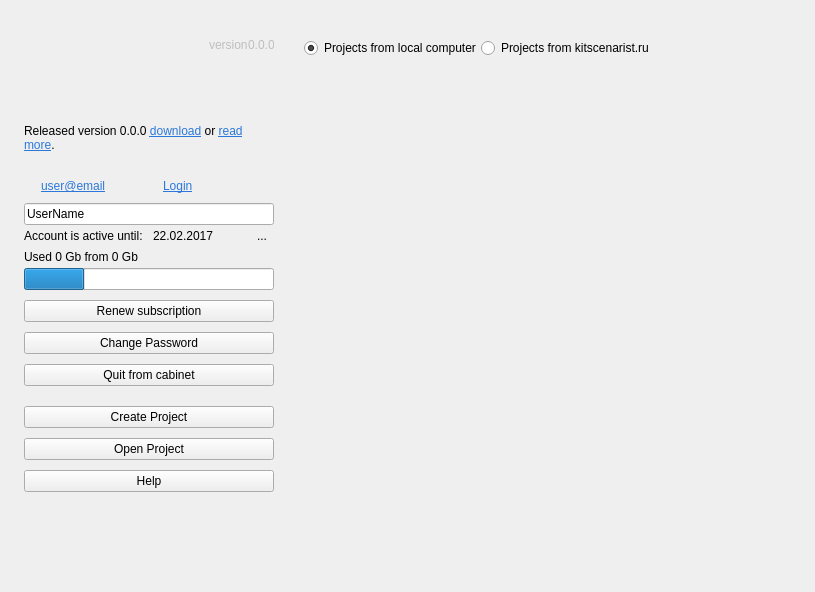
The window that src/bin/scenarist-desktop/UserInterfaceLayer/StartUp/StartUpView.ui (dimkanovikov/KITScenarist) describes before a commit, drawn with Qt 5.
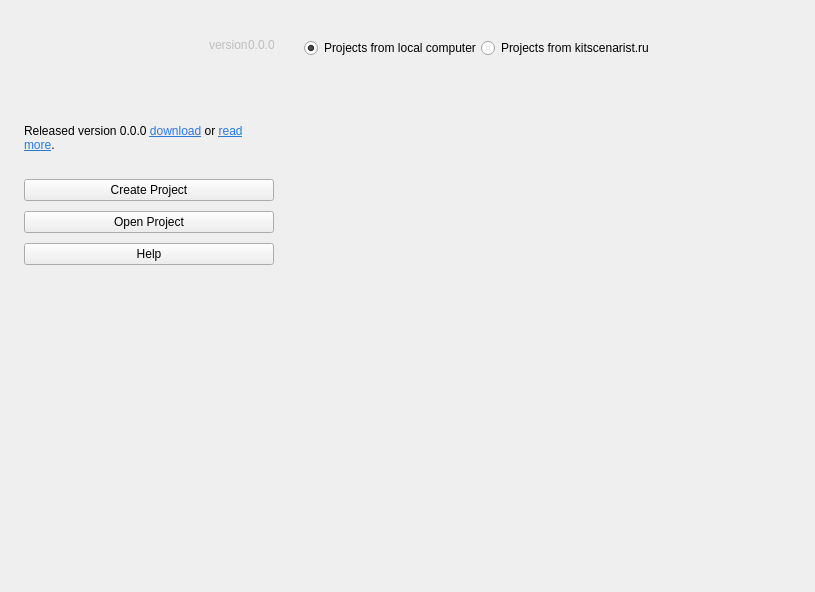
The same window after the commit. Icons and pictures are not drawn. Custom widgets are drawn as their Qt base class.

Commit message: Finally implemented material style menu #124

```diff
--- a/src/bin/scenarist-desktop/UserInterfaceLayer/StartUp/StartUpView.ui
+++ b/src/bin/scenarist-desktop/UserInterfaceLayer/StartUp/StartUpView.ui
@@ -178,280 +178,6 @@
           <property name="verticalSpacing">
            <number>10</number>
           </property>
-          <item row="2" column="0" colspan="2">
-           <widget class="QFrame" name="cabinetFrame">
-            <property name="minimumSize">
-             <size>
-              <width>0</width>
-              <height>0</height>
-             </size>
-            </property>
-            <property name="frameShape">
-             <enum>QFrame::NoFrame</enum>
-            </property>
-            <property name="frameShadow">
-             <enum>QFrame::Raised</enum>
-            </property>
-            <layout class="QVBoxLayout" name="verticalLayout_4">
-             <property name="spacing">
-              <number>10</number>
-             </property>
-             <property name="leftMargin">
-              <number>0</number>
-             </property>
-             <property name="topMargin">
-              <number>0</number>
-             </property>
-             <property name="rightMargin">
-              <number>0</number>
-             </property>
-             <property name="bottomMargin">
-              <number>10</number>
-             </property>
-             <item>
-              <layout class="QGridLayout" name="gridLayout_4">
-               <property name="verticalSpacing">
-                <number>0</number>
-               </property>
-               <item row="0" column="0" colspan="3">
-                <widget class="AcceptebleLineEdit" name="userName">
-                 <property name="text">
-                  <string>UserName</string>
-                 </property>
-                </widget>
-               </item>
-               <item row="1" column="2">
-                <widget class="QToolButton" name="getSubscriptionInfo">
-                 <property name="styleSheet">
-                  <string notr="true"/>
-                 </property>
-                 <property name="text">
-                  <string>...</string>
-                 </property>
-                 <property name="icon">
-                  <iconset resource="../../../scenarist-core/Resources/Resources.qrc">
-                   <normaloff>:/Graphics/Icons/Editing/refresh_green.png</normaloff>:/Graphics/Icons/Editing/refresh_green.png</iconset>
-                 </property>
-                 <property name="iconSize">
-                  <size>
-                   <width>20</width>
-                   <height>20</height>
-                  </size>
-                 </property>
-                 <property name="autoRaise">
-                  <bool>true</bool>
-                 </property>
-                </widget>
-               </item>
-               <item row="1" column="0">
-                <widget class="QLabel" name="subscriptionActivity">
-                 <property name="text">
-                  <string>Account is active until:</string>
-                 </property>
-                 <property name="margin">
-                  <number>2</number>
-                 </property>
-                </widget>
-               </item>
-               <item row="1" column="1">
-                <widget class="QLabel" name="subscriptionEndDate">
-                 <property name="text">
-                  <string>22.02.2017</string>
-                 </property>
-                </widget>
-               </item>
-               <item row="3" column="0" colspan="2">
-                <widget class="QLabel" name="availableSpaceInfo">
-                 <property name="text">
-                  <string>Used 0 Gb from 0 Gb</string>
-                 </property>
-                 <property name="margin">
-                  <number>2</number>
-                 </property>
-                </widget>
-               </item>
-               <item row="4" column="0" colspan="3">
-                <spacer name="verticalSpacer_2">
-                 <property name="orientation">
-                  <enum>Qt::Vertical</enum>
-                 </property>
-                 <property name="sizeType">
-                  <enum>QSizePolicy::Fixed</enum>
-                 </property>
-                 <property name="sizeHint" stdset="0">
-                  <size>
-                   <width>20</width>
-                   <height>4</height>
-                  </size>
-                 </property>
-                </spacer>
-               </item>
-               <item row="5" column="0" colspan="3">
-                <widget class="QProgressBar" name="availableSpaceProgress">
-                 <property name="value">
-                  <number>24</number>
-                 </property>
-                 <property name="textVisible">
-                  <bool>false</bool>
-                 </property>
-                </widget>
-               </item>
-               <item row="2" column="0" colspan="2">
-                <spacer name="verticalSpacer_3">
-                 <property name="orientation">
-                  <enum>Qt::Vertical</enum>
-                 </property>
-                 <property name="sizeType">
-                  <enum>QSizePolicy::Fixed</enum>
-                 </property>
-                 <property name="sizeHint" stdset="0">
-                  <size>
-                   <width>20</width>
-                   <height>4</height>
-                  </size>
-                 </property>
-                </spacer>
-               </item>
-              </layout>
-             </item>
-             <item>
-              <widget class="QPushButton" name="renewSubscription">
-               <property name="text">
-                <string>Renew subscription</string>
-               </property>
-              </widget>
-             </item>
-             <item>
-              <widget class="QPushButton" name="changePassword">
-               <property name="text">
-                <string>Change Password</string>
-               </property>
-              </widget>
-             </item>
-             <item>
-              <widget class="QPushButton" name="logout">
-               <property name="text">
-                <string>Quit from cabinet</string>
-               </property>
-              </widget>
-             </item>
-            </layout>
-           </widget>
-          </item>
-          <item row="3" column="0" rowspan="3" colspan="2">
-           <widget class="QPushButton" name="createProject">
-            <property name="cursor">
-             <cursorShape>PointingHandCursor</cursorShape>
-            </property>
-            <property name="text">
-             <string>Create Project</string>
-            </property>
-            <property name="icon">
-             <iconset resource="../../../scenarist-core/Resources/Resources.qrc">
-              <normaloff>:/Graphics/Icons/project_new.png</normaloff>:/Graphics/Icons/project_new.png</iconset>
-            </property>
-            <property name="iconSize">
-             <size>
-              <width>20</width>
-              <height>20</height>
-             </size>
-            </property>
-           </widget>
-          </item>
-          <item row="1" column="0" colspan="2">
-           <layout class="QHBoxLayout" name="horizontalLayout_9">
-            <property name="spacing">
-             <number>10</number>
-            </property>
-            <item>
-             <widget class="QLabel" name="loginIcon">
-              <property name="enabled">
-               <bool>true</bool>
-              </property>
-              <property name="sizePolicy">
-               <sizepolicy hsizetype="Fixed" vsizetype="Preferred">
-                <horstretch>0</horstretch>
-                <verstretch>0</verstretch>
-               </sizepolicy>
-              </property>
-              <property name="text">
-               <string/>
-              </property>
-              <property name="pixmap">
-               <pixmap resource="../../../scenarist-core/Resources/Resources.qrc">:/Graphics/Icons/login.png</pixmap>
-              </property>
-              <property name="alignment">
-               <set>Qt::AlignCenter</set>
-              </property>
-             </widget>
-            </item>
-            <item>
-             <widget class="QLabel" name="userEmail">
-              <property name="enabled">
-               <bool>true</bool>
-              </property>
-              <property name="text">
-               <string>&lt;a href=&quot;#&quot; style=&quot;color:#2b78da;&quot;&gt;user@email&lt;/a&gt;</string>
-              </property>
-              <property name="textFormat">
-               <enum>Qt::AutoText</enum>
-              </property>
-             </widget>
-            </item>
-            <item>
-             <widget class="QLabel" name="login">
-              <property name="enabled">
-               <bool>true</bool>
-              </property>
-              <property name="text">
-               <string>&lt;a href=&quot;#&quot; style=&quot;color:#2b78da;&quot;&gt;Login&lt;/a&gt;</string>
-              </property>
-              <property name="alignment">
-               <set>Qt::AlignLeading|Qt::AlignLeft|Qt::AlignVCenter</set>
-              </property>
-              <property name="margin">
-               <number>0</number>
-              </property>
-              <property name="indent">
-               <number>-1</number>
-              </property>
-             </widget>
-            </item>
-           </layout>
-          </item>
-          <item row="8" column="0" colspan="2">
-           <spacer name="verticalSpacer">
-            <property name="orientation">
-             <enum>Qt::Vertical</enum>
-            </property>
-            <property name="sizeHint" stdset="0">
-             <size>
-              <width>20</width>
-              <height>40</height>
-             </size>
-            </property>
-           </spacer>
-          </item>
-          <item row="7" column="0" colspan="2">
-           <widget class="QPushButton" name="help">
-            <property name="cursor">
-             <cursorShape>PointingHandCursor</cursorShape>
-            </property>
-            <property name="text">
-             <string>Help</string>
-            </property>
-            <property name="icon">
-             <iconset resource="../../../scenarist-core/Resources/Resources.qrc">
-              <normaloff>:/Graphics/Icons/help_startpage.png</normaloff>:/Graphics/Icons/help_startpage.png</iconset>
-            </property>
-            <property name="iconSize">
-             <size>
-              <width>20</width>
-              <height>20</height>
-             </size>
-            </property>
-           </widget>
-          </item>
           <item row="0" column="0" colspan="2">
            <widget class="QLabel" name="updateInfo">
             <property name="minimumSize">
@@ -474,7 +200,40 @@
             </property>
            </widget>
           </item>
+          <item row="5" column="0" colspan="2">
+           <widget class="QPushButton" name="help">
+            <property name="cursor">
+             <cursorShape>PointingHandCursor</cursorShape>
+            </property>
+            <property name="text">
+             <string>Help</string>
+            </property>
+            <property name="icon">
+             <iconset resource="../../../scenarist-core/Resources/Resources.qrc">
+              <normaloff>:/Graphics/Icons/help_startpage.png</normaloff>:/Graphics/Icons/help_startpage.png</iconset>
+            </property>
+            <property name="iconSize">
+             <size>
+              <width>20</width>
+              <height>20</height>
+             </size>
+            </property>
+           </widget>
+          </item>
           <item row="6" column="0" colspan="2">
+           <spacer name="verticalSpacer">
+            <property name="orientation">
+             <enum>Qt::Vertical</enum>
+            </property>
+            <property name="sizeHint" stdset="0">
+             <size>
+              <width>20</width>
+              <height>40</height>
+             </size>
+            </property>
+           </spacer>
+          </item>
+          <item row="4" column="0" colspan="2">
            <widget class="QPushButton" name="openProject">
             <property name="cursor">
              <cursorShape>PointingHandCursor</cursorShape>
@@ -494,6 +253,26 @@
             </property>
            </widget>
           </item>
+          <item row="1" column="0" rowspan="3" colspan="2">
+           <widget class="QPushButton" name="createProject">
+            <property name="cursor">
+             <cursorShape>PointingHandCursor</cursorShape>
+            </property>
+            <property name="text">
+             <string>Create Project</string>
+            </property>
+            <property name="icon">
+             <iconset resource="../../../scenarist-core/Resources/Resources.qrc">
+              <normaloff>:/Graphics/Icons/project_new.png</normaloff>:/Graphics/Icons/project_new.png</iconset>
+            </property>
+            <property name="iconSize">
+             <size>
+              <width>20</width>
+              <height>20</height>
+             </size>
+            </property>
+           </widget>
+          </item>
          </layout>
         </item>
        </layout>
@@ -657,11 +436,6 @@
   </layout>
  </widget>
  <customwidgets>
-  <customwidget>
-   <class>AcceptebleLineEdit</class>
-   <extends>QLineEdit</extends>
-   <header location="global">3rd_party/Widgets/AcceptebleLineEdit/AcceptebleLineEdit.h</header>
-  </customwidget>
   <customwidget>
    <class>UserInterface::ProjectsList</class>
    <extends>QScrollArea</extends>
```
The commit also changes 33 other files.
